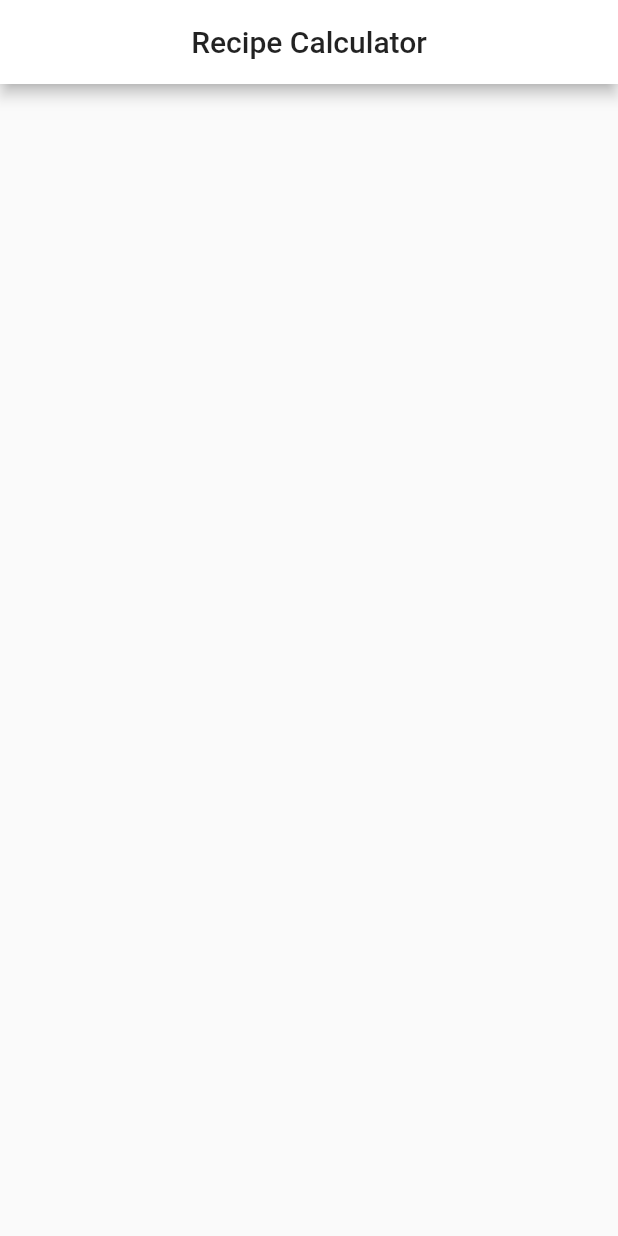
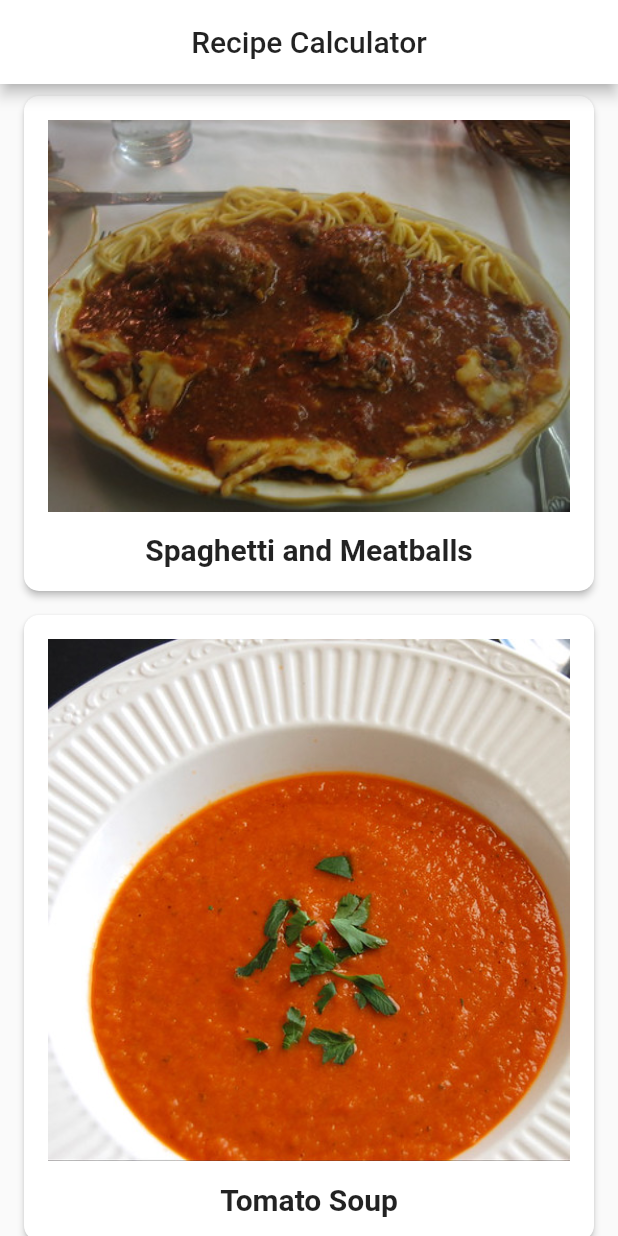
Before and after one commit to dxps/flutter_playground, a Flutter app: the screen it shows after launch, on a phone screen of 412 x 824 dp. Run offline on Flutter 3.47's test engine with Material 2 defaults, Android fonts, the phone set to English and light mode, and no system bars; our stand-ins replace bloc, file, flutter_bloc, geolocator, get_it, io and 3 more; missing offline and left inert: angel_configuration, angel_framework, angel_http_exception, angel_jael, angel_migration, angel_model and 7 more; accounts and stored records are empty; Roboto replaces fonts that are missing (Palatino).

Commit message:
recipes | list & detail

```diff
--- a/recipes/lib/main.dart
+++ b/recipes/lib/main.dart
@@ -1,11 +1,13 @@
 import 'package:flutter/material.dart';
+import 'package:recipes/recipe_detail.dart';
+import 'recipe.dart';
 
 void main() {
   runApp(RecipeApp());
 }
 
 class RecipeApp extends StatelessWidget {
-  // This widget is the root of your application.
+  // This widget is the root of the application.
   @override
   Widget build(BuildContext context) {
     return MaterialApp(
@@ -54,8 +56,44 @@ class _MyHomePageState extends State<MyHomePage> {
         centerTitle: true,
       ),
       body: SafeArea(
-        child: Container(),
+        child: ListView.builder(
+          itemBuilder: (context, index) {
+            return GestureDetector(
+              onTap: () {
+                Navigator.push(
+                  context,
+                  MaterialPageRoute(
+                    builder: (context) => RecipeDetail(recipe: Recipe.samples[index]),
+                  ),
+                );
+              },
+              child: buildRecipeCard(Recipe.samples[index]),
+            );
+          },
+          itemCount: Recipe.samples.length,
+        ),
       ),
     );
   }
 }
+
+Widget buildRecipeCard(Recipe recipe) {
+  return Card(
+    margin: EdgeInsets.fromLTRB(16, 8, 16, 8),
+    elevation: 2.0,
+    shape: RoundedRectangleBorder(borderRadius: BorderRadius.circular(10.0)),
+    child: Padding(
+      padding: const EdgeInsets.all(16.0),
+      child: Column(
+        children: [
+          Image(image: AssetImage(recipe.imageUrl)),
+          SizedBox(height: 14),
+          Text(
+            recipe.label,
+            style: TextStyle(fontFamily: 'Palatino', fontSize: 20, fontWeight: FontWeight.w700),
+          ),
+        ],
+      ),
+    ),
+  );
+}
--- a/recipes/lib/recipe.dart
+++ b/recipes/lib/recipe.dart
@@ -1,6 +1,77 @@
 class Recipe {
   String label;
   String imageUrl;
+  int servings;
+  List<Ingredient> ingredients;
 
-  Recipe(this.label, this.imageUrl);
+  Recipe(this.label, this.imageUrl, this.servings, this.ingredients);
+
+  static List<Recipe> samples = [
+    Recipe(
+      'Spaghetti and Meatballs',
+      'assets/2126711929_ef763de2b3_w.jpg',
+      4,
+      [
+        Ingredient(1, 'box', 'Spaghetti'),
+        Ingredient(4, '', 'Frozen Meatballs'),
+        Ingredient(0.5, 'jar', 'sauce'),
+      ],
+    ),
+    Recipe(
+      'Tomato Soup',
+      'assets/27729023535_a57606c1be.jpg',
+      2,
+      [
+        Ingredient(1, 'can', 'Tomato Soup'),
+      ],
+    ),
+    Recipe(
+      'Grilled Cheese',
+      'assets/3187380632_5056654a19_b.jpg',
+      1,
+      [
+        Ingredient(2, 'slices', 'Cheese'),
+        Ingredient(2, 'slices', 'Bread'),
+      ],
+    ),
+    Recipe(
+      'Chocolate Chip Cookies',
+      'assets/15992102771_b92f4cc00a_b.jpg',
+      24,
+      [
+        Ingredient(4, 'cups', 'flour'),
+        Ingredient(2, 'cups', 'sugar'),
+        Ingredient(0.5, 'cups', 'chocolate chips'),
+      ],
+    ),
+    Recipe(
+      'Taco Salad',
+      'assets/8533381643_a31a99e8a6_c.jpg',
+      1,
+      [
+        Ingredient(4, 'oz', 'nachos'),
+        Ingredient(3, 'oz', 'taco meat'),
+        Ingredient(0.5, 'cup', 'cheese'),
+        Ingredient(0.25, 'cup', 'chopped tomatoes'),
+      ],
+    ),
+    Recipe(
+      'Hawaiian Pizza',
+      'assets/15452035777_294cefced5_c.jpg',
+      4,
+      [
+        Ingredient(1, 'item', 'pizza'),
+        Ingredient(1, 'cup', 'pineapple'),
+        Ingredient(8, 'oz', 'ham'),
+      ],
+    ),
+  ];
 }
+
+class Ingredient {
+  double quantity;
+  String measure;
+  String name;
+
+  Ingredient(this.quantity, this.measure, this.name);
+}
--- a/recipes/pubspec.yaml
+++ b/recipes/pubspec.yaml
@@ -18,12 +18,11 @@ publish_to: 'none' # Remove this line if you wish to publish to pub.dev
 version: 1.0.0+1
 
 environment:
-  sdk: ">=2.12.0 <3.0.0"
+  sdk: '>=2.12.0 <3.0.0'
 
 dependencies:
   flutter:
     sdk: flutter
-
 
   # The following adds the Cupertino Icons font to your application.
   # Use with the CupertinoIcons class for iOS style icons.
@@ -38,7 +37,6 @@ dev_dependencies:
 
 # The following section is specific to Flutter.
 flutter:
-
   # The following line ensures that the Material Icons font is
   # included with your application, so that you can use the icons in
   # the material Icons class.
@@ -48,6 +46,8 @@ flutter:
   # assets:
   #   - images/a_dot_burr.jpeg
   #   - images/a_dot_ham.jpeg
+  assets:
+    - assets/
 
   # An image asset can refer to one or more resolution-specific "variants", see
   # https://flutter.dev/assets-and-images/#resolution-aware.
```
Also changed, not shown: recipes/lib/recipe_detail.dart (added, +48 -0 lines), recipes/assets/15452035777_294cefced5_c.jpg (added), recipes/assets/15992102771_b92f4cc00a_b.jpg (added), recipes/assets/2126711929_ef763de2b3_w.jpg (added), recipes/assets/27729023535_a57606c1be.jpg (added), recipes/assets/3187380632_5056654a19_b.jpg (added), recipes/assets/8533381643_a31a99e8a6_c.jpg (added).
